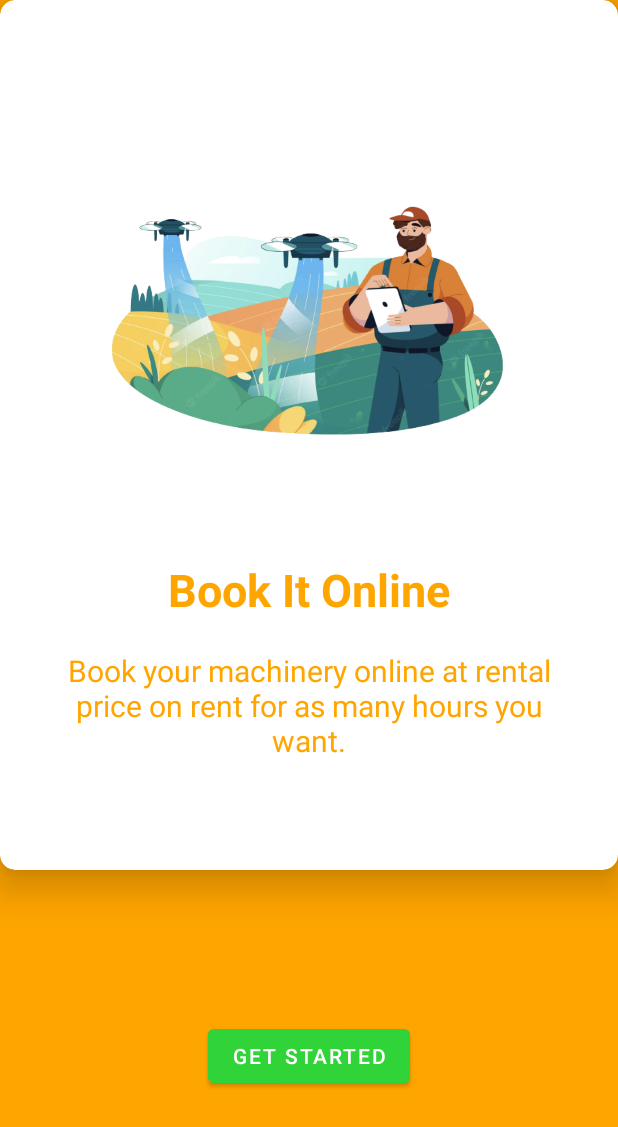
After one commit to AbhayKachhadiya/Agrihelp, an Android app: the OnBoardingActivity screen opened directly, with no data from a screen before it, on a phone screen of 412 x 824 dp. The commit adds this screen. Shown: the top 1127 px of the screen. Run offline under Robolectric (Android 15) with nearby library versions, the phone set to English and light mode, and no system bars; network calls fail.

Commit message:
added OnBoardingScreen

```diff
--- a/app/src/main/java/com/example/agrihelp/BookingFragment.kt
+++ b/app/src/main/java/com/example/agrihelp/BookingFragment.kt
@@ -81,7 +81,6 @@ class BookingFragment : Fragment(), OnItemSelectedListener {
 
         imageList.add(SlideModel(R.drawable.harvester))
         imageList.add(SlideModel(R.drawable.drone_sprayer1))
-        imageList.add(SlideModel(R.drawable.thresher2))
 
         val imageSlider = view.findViewById<ImageSlider>(R.id.image_slider)
         imageSlider.setImageList(imageList)
--- /dev/null
+++ b/app/src/main/java/com/example/agrihelp/OnBoardingActivity.kt
@@ -0,0 +1,56 @@
+package com.example.agrihelp
+
+import android.content.Intent
+import androidx.appcompat.app.AppCompatActivity
+import android.os.Bundle
+import android.widget.Button
+import androidx.viewpager2.widget.ViewPager2
+import com.example.agrihelp.adapters.OnBoardingAdapter
+import com.example.agrihelp.models.OnBoarding
+
+class OnBoardingActivity : AppCompatActivity() {
+
+    private lateinit var onboardingAdapter: OnBoardingAdapter
+
+    override fun onCreate(savedInstanceState: Bundle?) {
+        super.onCreate(savedInstanceState)
+        setContentView(R.layout.activity_on_boarding)
+
+        setOnBoardingItem()
+    }
+
+    private fun setOnBoardingItem() {
+        onboardingAdapter = OnBoardingAdapter(
+            listOf(
+                OnBoarding(
+                    onboardingImage = R.drawable.drone,
+                    title = "Book It Online",
+                    description = "Book your machinery online at rental price on rent for as many hours you want."
+                ),
+
+                OnBoarding(
+                    onboardingImage = R.drawable.customer,
+                    title = "24/7 Support",
+                    description = "If any query arise regarding anything related to us just contact us you get 24/7 support."
+                ),
+
+                OnBoarding(
+                    onboardingImage = R.drawable.grow,
+                    title = "Grow With Us",
+                    description = "Boost your yields by using our machinery and make your efforts to the market."
+                )
+            )
+        )
+
+        val getStarted = findViewById<Button>(R.id.btnGetStarted)
+        getStarted.setOnClickListener{
+
+            val intent = Intent(this, LoginActivity::class.java)
+            startActivity(intent)
+            finish()
+        }
+
+        val onboardingViewPager = findViewById<ViewPager2>(R.id.viewPager)
+        onboardingViewPager.adapter = onboardingAdapter
+    }
+}
--- a/app/src/main/java/com/example/agrihelp/SplashActivity.kt
+++ b/app/src/main/java/com/example/agrihelp/SplashActivity.kt
@@ -1,18 +1,20 @@
 package com.example.agrihelp
 
+import android.annotation.SuppressLint
 import android.content.Intent
 import android.os.Bundle
 import android.os.Handler
 import android.os.Looper
 import androidx.appcompat.app.AppCompatActivity
 
+@SuppressLint("CustomSplashScreen")
 class SplashActivity : AppCompatActivity() {
     override fun onCreate(savedInstanceState: Bundle?) {
         super.onCreate(savedInstanceState)
         setContentView(R.layout.activity_splash)
 
         Handler(Looper.getMainLooper()).postDelayed({
-            val intent = Intent(this, LoginActivity::class.java)
+            val intent = Intent(this, OnBoardingActivity::class.java)
             startActivity(intent)
             finish()
         }, 1000) // 2000 is the delayed time in milliseconds.
--- /dev/null
+++ b/app/src/main/java/com/example/agrihelp/adapters/OnBoardingAdapter.kt
@@ -0,0 +1,45 @@
+package com.example.agrihelp.adapters
+
+import android.view.LayoutInflater
+import android.view.View
+import android.view.ViewGroup
+import android.widget.ImageView
+import android.widget.TextView
+import androidx.recyclerview.widget.RecyclerView
+import com.example.agrihelp.R
+import com.example.agrihelp.models.OnBoarding
+
+class OnBoardingAdapter(private val onboardingItem: List<OnBoarding>) :
+    RecyclerView.Adapter<OnBoardingAdapter.OnBoardingItemViewHolder>() {
+
+    override fun onCreateViewHolder(parent: ViewGroup, viewType: Int): OnBoardingItemViewHolder {
+        return OnBoardingItemViewHolder(
+            LayoutInflater.from(parent.context).inflate(
+                R.layout.onboarding_item_container,
+                parent,
+                false
+            )
+        )
+    }
+
+    override fun onBindViewHolder(holder: OnBoardingItemViewHolder, position: Int) {
+        holder.bind(onboardingItem[position])
+    }
+
+    override fun getItemCount(): Int {
+        return onboardingItem.size
+    }
+
+    inner class OnBoardingItemViewHolder(view: View) : RecyclerView.ViewHolder(view) {
+
+        private val imageOnBoarding = view.findViewById<ImageView>(R.id.imgOnBoarding)
+        private val txtTitle = view.findViewById<TextView>(R.id.txtTitle)
+        private val txtDescription = view.findViewById<TextView>(R.id.txtDescription)
+
+        fun bind(onboardingItem: OnBoarding) {
+            imageOnBoarding.setImageResource(onboardingItem.onboardingImage)
+            txtTitle.text = onboardingItem.title
+            txtDescription.text = onboardingItem.description
+        }
+    }
+}
--- /dev/null
+++ b/app/src/main/java/com/example/agrihelp/models/OnBoarding.kt
@@ -0,0 +1,7 @@
+package com.example.agrihelp.models
+
+data class OnBoarding(
+    val onboardingImage : Int,
+    val title: String,
+    val description: String
+)
--- /dev/null
+++ b/app/src/main/res/layout/activity_on_boarding.xml
@@ -0,0 +1,45 @@
+<?xml version="1.0" encoding="utf-8"?>
+<ScrollView xmlns:android="http://schemas.android.com/apk/res/android"
+    xmlns:app="http://schemas.android.com/apk/res-auto"
+    xmlns:tools="http://schemas.android.com/tools"
+    android:layout_width="match_parent"
+    android:layout_height="match_parent"
+    android:fillViewport="true"
+    android:scrollbars="none">
+
+    <RelativeLayout
+        android:layout_width="match_parent"
+        android:layout_height="wrap_content"
+        android:background="@color/orange_500"
+        android:orientation="vertical"
+        tools:context=".OnBoardingActivity">
+
+        <androidx.cardview.widget.CardView
+            android:id="@+id/crdOnBoarding"
+            android:layout_width="match_parent"
+            android:layout_height="580sp"
+            android:background="@color/white"
+            app:cardCornerRadius="10sp"
+            app:cardElevation="15sp">
+
+            <androidx.viewpager2.widget.ViewPager2
+                android:id="@+id/viewPager"
+                android:layout_width="match_parent"
+                android:layout_height="match_parent" />
+
+        </androidx.cardview.widget.CardView>
+
+        <Button
+            android:id="@+id/btnGetStarted"
+            android:layout_width="wrap_content"
+            android:layout_height="wrap_content"
+            android:layout_centerHorizontal="true"
+            android:layout_marginTop="680sp"
+            android:layout_marginBottom="20sp"
+            android:backgroundTint="@color/green_500"
+            android:text="@string/get_started"
+            tools:ignore="TextContrastCheck" />
+
+    </RelativeLayout>
+
+</ScrollView>
--- /dev/null
+++ b/app/src/main/res/layout/onboarding_item_container.xml
@@ -0,0 +1,40 @@
+<?xml version="1.0" encoding="utf-8"?>
+<LinearLayout
+    xmlns:android="http://schemas.android.com/apk/res/android"
+    xmlns:tools="http://schemas.android.com/tools"
+    android:orientation="vertical"
+    android:layout_width="match_parent"
+    android:gravity="center"
+    android:layout_height="match_parent">
+
+    <ImageView
+        android:id="@+id/imgOnBoarding"
+        android:layout_width="280sp"
+        android:layout_height="280sp"
+        android:layout_marginHorizontal="20sp"
+        android:adjustViewBounds="true"
+        tools:ignore="ContentDescription" />
+
+    <TextView
+        android:id="@+id/txtTitle"
+        android:layout_width="match_parent"
+        android:layout_height="wrap_content"
+        android:layout_marginTop="20sp"
+        android:layout_marginHorizontal="20sp"
+        android:gravity="center"
+        android:textColor="@color/orange_500"
+        android:textStyle="bold"
+        android:textSize="30sp"/>
+
+    <TextView
+        android:id="@+id/txtDescription"
+        android:layout_width="match_parent"
+        android:layout_height="wrap_content"
+        android:layout_marginTop="20sp"
+        android:layout_marginHorizontal="30sp"
+        android:textAlignment="center"
+        android:gravity="center"
+        android:textColor="@color/orange_500"
+        android:textSize="20sp"/>
+
+</LinearLayout>
```
Also changed, not shown: app/src/main/AndroidManifest.xml (+9 -6 lines), app/src/main/java/com/example/agrihelp/AboutUsFragment.kt (added, +18 -0 lines), app/src/main/java/com/example/agrihelp/ProfileFragment.kt (+20 -1 lines), app/src/main/res/layout/fragment_about_us.xml (added, +54 -0 lines), app/src/main/res/layout/fragment_booking.xml (+20 -21 lines), app/src/main/res/layout/fragment_profile.xml (+8 -17 lines), app/src/main/res/values/strings.xml (+8 -4 lines), app/src/main/res/drawable/customer.png (added), app/src/main/res/drawable/drone.png (added), app/src/main/res/drawable/grow.png (added).
